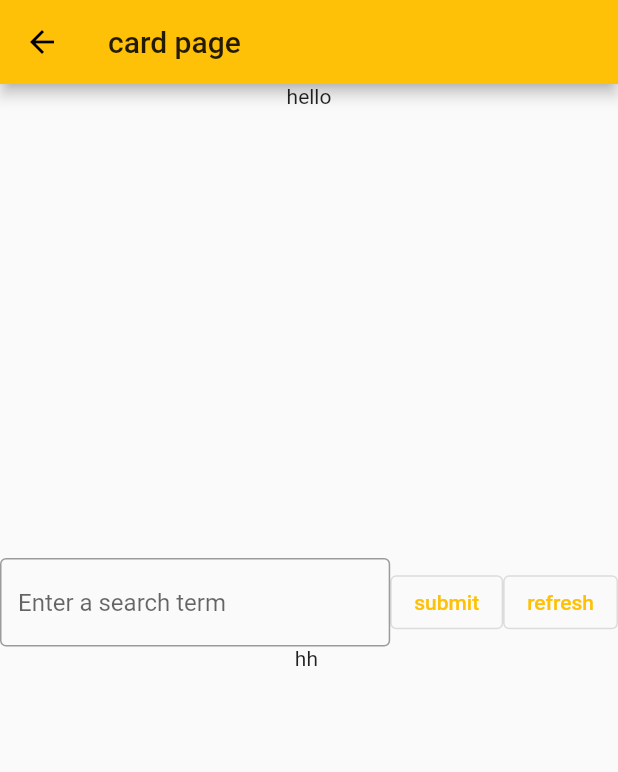
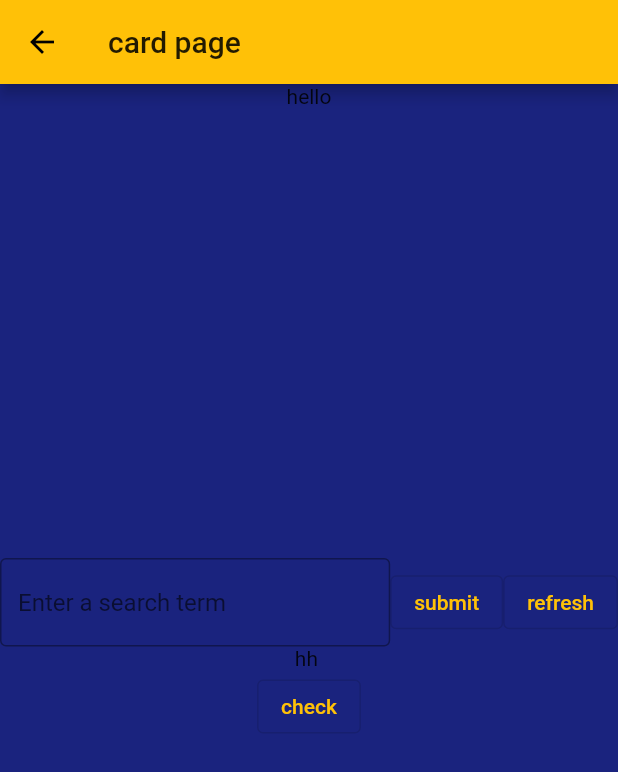
Before and after one commit to 5yearsKim/LessonCard, a Flutter app: the CardPage screen opened by its route, after a tap on "plus", on a phone screen of 412 x 824 dp. Shown: the top 772 px of the screen. Run offline on Flutter 3.47's test engine with Material 2 defaults, Android fonts, the phone set to English and light mode, and no system bars; our stand-ins replace get, sqflite, table_calendar; accounts and stored records are empty.

Commit message:
track to card

```diff
--- a/lib/cardPage.dart
+++ b/lib/cardPage.dart
@@ -7,8 +7,8 @@ import 'trackLine.dart';
 import 'controller.dart';
 
 class CardPage extends StatelessWidget {
-  const CardPage({Key? key}) : super(key: key);
-
+  CardPage({Key? key}) : super(key: key);
+  final Controller ctrl = Get.find();
   @override
   Widget build(BuildContext context) {
     return Scaffold(
@@ -20,6 +20,12 @@ class CardPage extends StatelessWidget {
             Text('hello'),
             TrackList(),
             AddTrack(),
+            OutlinedButton(
+              child: Text('check'),
+              onPressed: () {
+                print(ctrl.stampDict);
+              },
+            )
           ],
         ));
   }
@@ -35,7 +41,11 @@ class TrackList extends StatelessWidget {
 
   @override
   Widget build(BuildContext context) {
-    return Container(
+    // return Container(
+    return SingleChildScrollView(
+        scrollDirection: Axis.horizontal,
+        child: Container(
+          width: 600,
           height: 300,
           child: GetBuilder<Controller>(
               builder: (_) => ReorderableListView(
@@ -61,7 +71,8 @@ class TrackList extends StatelessWidget {
                     onReorder: (int oldIdx, int newIdx) {
                       ctrl.reorderTrack(oldIdx, newIdx);
                     },
-                )));
+                  )),
+        ));
   }
 }
 
--- a/lib/controller.dart
+++ b/lib/controller.dart
@@ -27,7 +27,7 @@ class Controller extends GetxController {
   void bringCardList() async {
     final data = await dbCtrl.listCard() ?? [];
     cardDict = Map.fromIterable(data, key: (e) => e['target_date'], value: (e) => e['note']);
-    print('card ${cardDict}');
+    // print('card ${cardDict}');
     update();
   }
 
@@ -95,14 +95,13 @@ class Controller extends GetxController {
     Map<int, List<dynamic>> tempDict = {};
     for (int i=0; i < data.length; i++ ) {
       item = data[i];
-      if (tempDict.containsKey(item['id'])) {
-        tempDict[item['id']]?.add(item);
+      if (tempDict.containsKey(item['track_id'])) {
+        tempDict[item['track_id']]?.add(item);
       } else {
-        tempDict[item['id']] = [item];
+        tempDict[item['track_id']] = [item];
       }
     }
     stampDict = tempDict;
-    // print(data);
     update();
   }
 
@@ -118,4 +117,11 @@ class Controller extends GetxController {
     update();
     return sid;
   }
+
+  Future<int> deleteStamp(trackId, stampId) async {
+    int sid = await dbCtrl.deleteStamp(stampId);
+    bringStampByTrackId(trackId);
+    update();
+    return sid;
+  }
 }
--- a/lib/main.dart
+++ b/lib/main.dart
@@ -17,6 +17,7 @@ class Nav2App extends StatelessWidget {
       title: 'practice project',
       theme: ThemeData(
         primarySwatch: Colors.amber,
+        scaffoldBackgroundColor: Colors.indigo[900],
       ),
       defaultTransition: Transition.native,
       initialRoute: '/',
```
Also changed, not shown: lib/dbHelper.dart (+11 -0 lines), lib/trackLine.dart (+13 -11 lines). Lines whose indentation alone changed are shown as unchanged.
